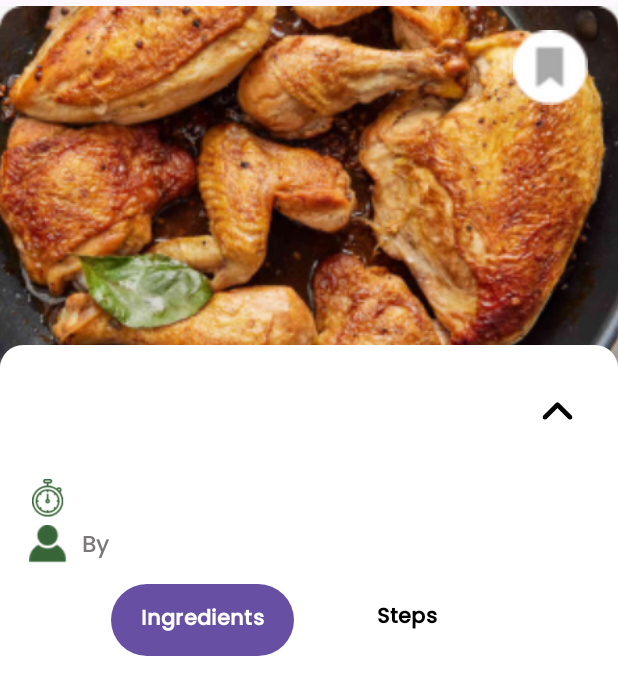
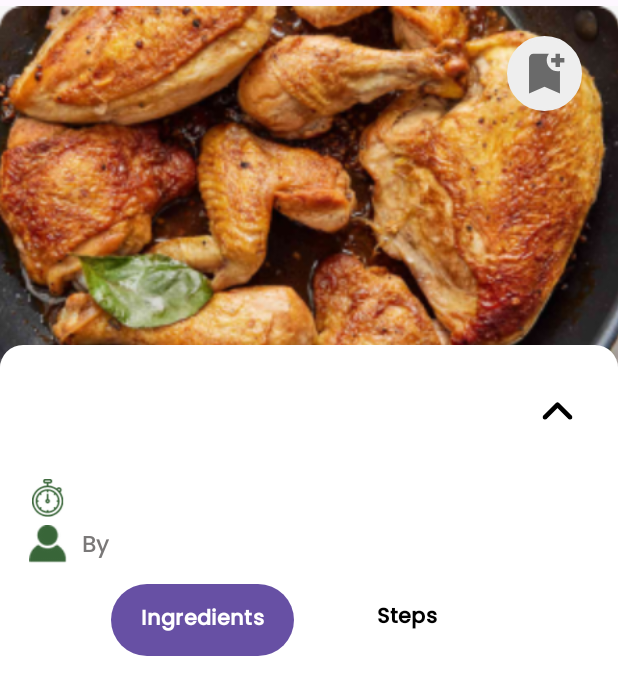
Before and after one commit to Roughienmn/MOBDEVE-MCO, an Android app: the RecipeActivity screen opened directly, with no data from a screen before it, on a phone screen of 412 x 824 dp. Shown: the top 695 px of the screen. Run offline under Robolectric (Android 15) with nearby library versions, the phone set to English and light mode, and no system bars; our stand-ins replace Firebase (no records; nobody signed in at launch, a user with empty details on screens opened directly).

Commit message:
added: saved recipe list and save toggle button

```diff
--- a/YummyFood4Lyfe/app/src/main/java/com/example/yummyfood4lyfe/activities/RecipeActivity.java
+++ b/YummyFood4Lyfe/app/src/main/java/com/example/yummyfood4lyfe/activities/RecipeActivity.java
@@ -1,5 +1,6 @@
 package com.example.yummyfood4lyfe.activities;
 
+import android.content.SharedPreferences;
 import android.os.Bundle;
 import android.view.View;
 import android.widget.Button;
@@ -13,13 +14,21 @@ import androidx.core.content.ContextCompat;
 import androidx.core.graphics.Insets;
 import androidx.core.view.ViewCompat;
 import androidx.core.view.WindowInsetsCompat;
+import android.widget.ImageButton;
+import android.widget.Toast;
 
 import com.example.yummyfood4lyfe.R;
+import com.example.yummyfood4lyfe.classes.FirebaseDBHelper;
+import com.google.firebase.database.DataSnapshot;
+import com.google.firebase.database.DatabaseError;
+import com.google.firebase.database.ValueEventListener;
 
 public class RecipeActivity extends AppCompatActivity {
-    private ScrollView ingredientsScroll,stepsScroll;
-    private Button ingredientsButton,stepsButton;
+    private ScrollView ingredientsScroll, stepsScroll;
+    private Button ingredientsButton, stepsButton;
     TextView title, time, username, ingredients_txt, instructions_txt;
+    private ImageButton favoriteButton;
+    private FirebaseDBHelper firebaseDB;
 
     @Override
     protected void onCreate(Bundle savedInstanceState) {
@@ -32,6 +41,11 @@ public class RecipeActivity extends AppCompatActivity {
             return insets;
         });
 
+        SharedPreferences sharedPreferences = getSharedPreferences("LoginPrefs", MODE_PRIVATE);
+        String userid = sharedPreferences.getString("userid", null);
+
+        firebaseDB = new FirebaseDBHelper();
+
         ingredientsScroll = findViewById(R.id.ingredients_scroll);
         stepsScroll = findViewById(R.id.instructions);
         ingredientsButton = findViewById(R.id.ingredient_btn);
@@ -41,6 +55,7 @@ public class RecipeActivity extends AppCompatActivity {
         username = findViewById(R.id.username);
         ingredients_txt = findViewById(R.id.ingredients_txt);
         instructions_txt = findViewById(R.id.instructions_txt);
+        favoriteButton = findViewById(R.id.favoriteButton);
 
         Intent i = getIntent();
 
@@ -49,6 +64,8 @@ public class RecipeActivity extends AppCompatActivity {
         username.setText(i.getStringExtra("username"));
         ingredients_txt.setText(i.getStringExtra("ingredients"));
         instructions_txt.setText(i.getStringExtra("instructions"));
+
+        String recipeid = i.getStringExtra("recipeid");
 
         ingredientsButton.setOnClickListener(new View.OnClickListener() {
             @Override
@@ -73,5 +90,47 @@ public class RecipeActivity extends AppCompatActivity {
                 ingredientsButton.setTextColor(ContextCompat.getColor(RecipeActivity.this, android.R.color.black));
             }
         });
+
+        firebaseDB.getSavedRecipesRef(userid).child(recipeid).addListenerForSingleValueEvent(new ValueEventListener() {
+            @Override
+            public void onDataChange(DataSnapshot dataSnapshot) {
+                if (dataSnapshot.exists()) {
+                    favoriteButton.setImageResource(R.drawable.bookmark_saved); // Set to saved icon
+                    favoriteButton.setTag("saved");
+                    favoriteButton.setColorFilter(RecipeActivity.this.getResources().getColor(R.color.green));
+                } else {
+                    favoriteButton.setImageResource(R.drawable.bookmark_notsaved); // Set to unsaved icon
+                    favoriteButton.setTag("unsaved");
+                    favoriteButton.clearColorFilter();
+                }
+            }
+
+            @Override
+            public void onCancelled(DatabaseError databaseError) {
+                // Handle error
+            }
+        });
+
+        favoriteButton.setOnClickListener(v -> {
+            firebaseDB.toggleSavedRecipe(userid, recipeid, new FirebaseDBHelper.OnDBOperationListener<Void>() {
+                @Override
+                public void onSuccess(Void result) {
+                    if ("saved".equals(favoriteButton.getTag())) {
+                        favoriteButton.setImageResource(R.drawable.bookmark_notsaved); // Set to unsaved icon
+                        favoriteButton.setTag("unsaved");
+                        favoriteButton.clearColorFilter();
+                    } else {
+                        favoriteButton.setImageResource(R.drawable.bookmark_saved); // Set to saved icon
+                        favoriteButton.setTag("saved");
+                        favoriteButton.setColorFilter(RecipeActivity.this.getResources().getColor(R.color.green));
+                    }
+                }
+
+                @Override
+                public void onFailure(Exception e) {
+                    Toast.makeText(RecipeActivity.this, "Error toggling recipe saved status: " + e.getMessage(), Toast.LENGTH_SHORT).show();
+                }
+            });
+        });
     }
 }
--- a/YummyFood4Lyfe/app/src/main/res/layout/activity_recipe.xml
+++ b/YummyFood4Lyfe/app/src/main/res/layout/activity_recipe.xml
@@ -265,22 +265,6 @@
     </RelativeLayout>
 
     <ImageView
-        android:id="@+id/bookmark_image"
-        android:layout_width="50dp"
-        android:layout_height="50dp"
-        android:layout_marginTop="20dp"
-        android:layout_marginEnd="20dp"
-        android:background="@drawable/bookmark_btn_with_circle"
-        android:clickable="true"
-        android:contentDescription="Bookmark"
-        android:foregroundGravity="center"
-        android:hapticFeedbackEnabled="true"
-        android:padding="4dp"
-        app:layout_constraintEnd_toEndOf="parent"
-        app:layout_constraintTop_toTopOf="parent"
-        app:tint="@color/white" />
-
-    <ImageView
         android:id="@+id/scroll"
         android:layout_width="50dp"
         android:layout_height="50dp"
@@ -292,4 +276,20 @@
         app:layout_constraintTop_toTopOf="@+id/relativeLayout"
         tools:ignore="SpeakableTextPresentCheck" />
 
+    <ImageButton
+        android:id="@+id/favoriteButton"
+        android:layout_width="50dp"
+        android:layout_height="50dp"
+        android:layout_marginTop="24dp"
+        android:layout_marginEnd="24dp"
+        android:padding="7dp"
+        android:background="@drawable/circle_background"
+        android:contentDescription="Bookmark"
+        android:scaleType="fitXY"
+        app:layout_constraintBottom_toBottomOf="@id/recommended_img"
+        app:layout_constraintEnd_toEndOf="parent"
+        app:layout_constraintTop_toTopOf="parent"
+        app:layout_constraintVertical_bias="0.122"
+        app:srcCompat="@drawable/bookmark_notsaved" />
+
 </androidx.constraintlayout.motion.widget.MotionLayout>
```
Also changed, not shown: YummyFood4Lyfe/app/src/main/java/com/example/yummyfood4lyfe/RecommendedListAdapter.java (+7 -3 lines), YummyFood4Lyfe/app/src/main/java/com/example/yummyfood4lyfe/activities/SavedRecipeActivity.java (+50 -11 lines), YummyFood4Lyfe/app/src/main/java/com/example/yummyfood4lyfe/classes/FirebaseDBHelper.java (+29 -0 lines).
